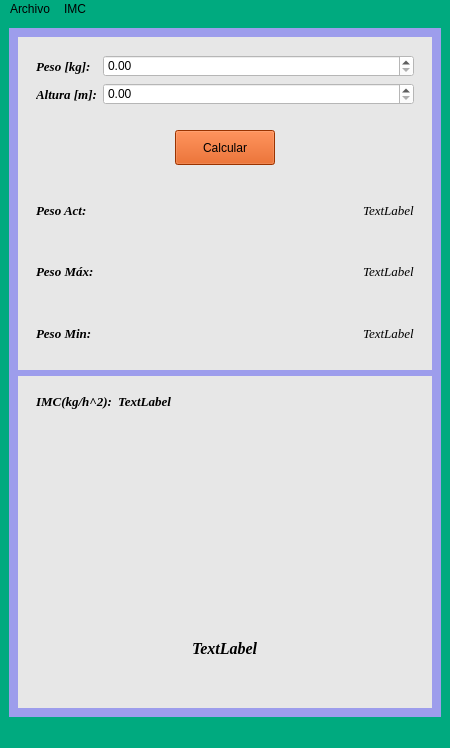
C-A-L-E-L/Exam_2P_IMC, file imc.ui: the form before one commit.
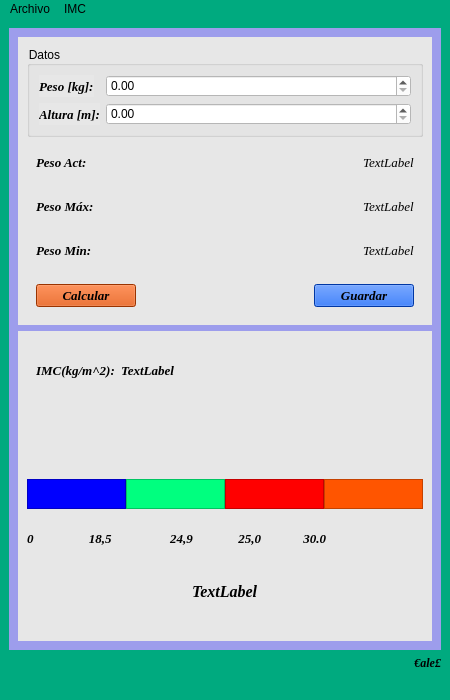
The form after the commit. Icons and pictures are not drawn.

```diff
--- a/imc.ui
+++ b/imc.ui
@@ -7,7 +7,7 @@
     <x>0</x>
     <y>0</y>
     <width>450</width>
-    <height>748</height>
+    <height>700</height>
    </rect>
   </property>
   <property name="minimumSize">
@@ -49,9 +49,9 @@
          </property>
          <layout class="QVBoxLayout" name="verticalLayout_3">
           <item>
-           <widget class="QWidget" name="widget_6" native="true">
-            <property name="styleSheet">
-             <string notr="true">background-color: rgb(231, 231, 231);</string>
+           <widget class="QGroupBox" name="groupBox">
+            <property name="title">
+             <string>Datos</string>
             </property>
             <layout class="QFormLayout" name="formLayout">
              <item row="0" column="0">
@@ -111,67 +111,6 @@
             </layout>
            </widget>
           </item>
-          <item>
-           <widget class="QWidget" name="widget_9" native="true">
-            <layout class="QHBoxLayout" name="horizontalLayout_3">
-             <item>
-              <spacer name="horizontalSpacer_3">
-               <property name="orientation">
-                <enum>Qt::Horizontal</enum>
-               </property>
-               <property name="sizeHint" stdset="0">
-                <size>
-                 <width>121</width>
-                 <height>20</height>
-                </size>
-               </property>
-              </spacer>
-             </item>
-             <item>
-              <widget class="QPushButton" name="btnCalcular">
-               <property name="sizePolicy">
-                <sizepolicy hsizetype="Minimum" vsizetype="Fixed">
-                 <horstretch>120</horstretch>
-                 <verstretch>20</verstretch>
-                </sizepolicy>
-               </property>
-               <property name="minimumSize">
-                <size>
-                 <width>20</width>
-                 <height>20</height>
-                </size>
-               </property>
-               <property name="maximumSize">
-                <size>
-                 <width>100</width>
-                 <height>35</height>
-                </size>
-               </property>
-               <property name="styleSheet">
-                <string notr="true">color: rgb(0, 0, 0);
-background-color: rgb(216, 72, 0);</string>
-               </property>
-               <property name="text">
-                <string>Calcular</string>
-               </property>
-              </widget>
-             </item>
-             <item>
-              <spacer name="horizontalSpacer_4">
-               <property name="orientation">
-                <enum>Qt::Horizontal</enum>
-               </property>
-               <property name="sizeHint" stdset="0">
-                <size>
-                 <width>121</width>
-                 <height>20</height>
-                </size>
-               </property>
-              </spacer>
-             </item>
-            </layout>
-           </widget>
-          </item>
           <item>
            <widget class="QWidget" name="widget_11" native="true">
             <layout class="QHBoxLayout" name="horizontalLayout_5">
@@ -349,6 +288,101 @@
             </layout>
            </widget>
           </item>
+          <item>
+           <widget class="QWidget" name="widget_9" native="true">
+            <layout class="QHBoxLayout" name="horizontalLayout_3">
+             <item>
+              <widget class="QPushButton" name="btnCalcular">
+               <property name="sizePolicy">
+                <sizepolicy hsizetype="Minimum" vsizetype="Fixed">
+                 <horstretch>120</horstretch>
+                 <verstretch>20</verstretch>
+                </sizepolicy>
+               </property>
+               <property name="minimumSize">
+                <size>
+                 <width>20</width>
+                 <height>20</height>
+                </size>
+               </property>
+               <property name="maximumSize">
+                <size>
+                 <width>100</width>
+                 <height>35</height>
+                </size>
+               </property>
+               <property name="font">
+                <font>
+                 <family>Times New Roman</family>
+                 <pointsize>10</pointsize>
+                 <weight>75</weight>
+                 <italic>true</italic>
+                 <bold>true</bold>
+                </font>
+               </property>
+               <property name="styleSheet">
+                <string notr="true">color: rgb(0, 0, 0);
+background-color: rgb(216, 72, 0);</string>
+               </property>
+               <property name="text">
+                <string>Calcular</string>
+               </property>
+              </widget>
+             </item>
+             <item>
+              <spacer name="horizontalSpacer_4">
+               <property name="orientation">
+                <enum>Qt::Horizontal</enum>
+               </property>
+               <property name="sizeHint" stdset="0">
+                <size>
+                 <width>145</width>
+                 <height>20</height>
+                </size>
+               </property>
+              </spacer>
+             </item>
+             <item>
+              <widget class="QPushButton" name="pushButton">
+               <property name="sizePolicy">
+                <sizepolicy hsizetype="Minimum" vsizetype="Fixed">
+                 <horstretch>120</horstretch>
+                 <verstretch>20</verstretch>
+                </sizepolicy>
+               </property>
+               <property name="minimumSize">
+                <size>
+                 <width>20</width>
+                 <height>20</height>
+                </size>
+               </property>
+               <property name="maximumSize">
+                <size>
+                 <width>100</width>
+                 <height>35</height>
+                </size>
+               </property>
+               <property name="font">
+                <font>
+                 <family>Times New Roman</family>
+                 <pointsize>10</pointsize>
+                 <weight>75</weight>
+                 <italic>true</italic>
+                 <bold>true</bold>
+                </font>
+               </property>
+               <property name="styleSheet">
+                <string notr="true">color: rgb(0, 0, 0);
+background-color: rgb(0, 77, 230);</string>
+               </property>
+               <property name="text">
+                <string>Guardar</string>
+               </property>
+              </widget>
+             </item>
+            </layout>
+           </widget>
+          </item>
          </layout>
         </widget>
        </item>
@@ -360,6 +394,12 @@
          <layout class="QVBoxLayout" name="verticalLayout_2">
           <item>
            <widget class="QWidget" name="widget_2" native="true">
+            <property name="maximumSize">
+             <size>
+              <width>16777215</width>
+              <height>40</height>
+             </size>
+            </property>
             <property name="styleSheet">
              <string notr="true">background-color: rgb(231, 231, 231);</string>
             </property>
@@ -379,7 +419,7 @@
                 <string notr="true">color: rgb(0, 0, 0);</string>
                </property>
                <property name="text">
-                <string>IMC(kg/h^2):</string>
+                <string>IMC(kg/m^2):</string>
                </property>
               </widget>
              </item>
@@ -406,10 +446,303 @@
            </widget>
           </item>
           <item>
-           <widget class="QWidget" name="widget_10" native="true"/>
+           <widget class="QWidget" name="widget_12" native="true">
+            <property name="maximumSize">
+             <size>
+              <width>16777215</width>
+              <height>45</height>
+             </size>
+            </property>
+            <layout class="QHBoxLayout" name="horizontalLayout_7">
+             <item>
+              <widget class="QLabel" name="outBajoF">
+               <property name="font">
+                <font>
+                 <family>Times New Roman</family>
+                 <pointsize>14</pointsize>
+                 <weight>75</weight>
+                 <bold>true</bold>
+                </font>
+               </property>
+               <property name="styleSheet">
+                <string notr="true">color: rgb(231, 231, 231);</string>
+               </property>
+               <property name="text">
+                <string>      ↓</string>
+               </property>
+              </widget>
+             </item>
+             <item>
+              <spacer name="horizontalSpacer_3">
+               <property name="orientation">
+                <enum>Qt::Horizontal</enum>
+               </property>
+               <property name="sizeHint" stdset="0">
+                <size>
+                 <width>29</width>
+                 <height>20</height>
+                </size>
+               </property>
+              </spacer>
+             </item>
+             <item>
+              <widget class="QLabel" name="outBienF">
+               <property name="font">
+                <font>
+                 <family>Times New Roman</family>
+                 <pointsize>14</pointsize>
+                 <weight>75</weight>
+                 <bold>true</bold>
+                </font>
+               </property>
+               <property name="styleSheet">
+                <string notr="true">color: rgb(231, 231, 231);</string>
+               </property>
+               <property name="text">
+                <string>     ↓</string>
+               </property>
+              </widget>
+             </item>
+             <item>
+              <spacer name="horizontalSpacer_8">
+               <property name="orientation">
+                <enum>Qt::Horizontal</enum>
+               </property>
+               <property name="sizeHint" stdset="0">
+                <size>
+                 <width>30</width>
+                 <height>20</height>
+                </size>
+               </property>
+              </spacer>
+             </item>
+             <item>
+              <widget class="QLabel" name="outSobreF">
+               <property name="font">
+                <font>
+                 <family>Times New Roman</family>
+                 <pointsize>14</pointsize>
+                 <weight>75</weight>
+                 <bold>true</bold>
+                </font>
+               </property>
+               <property name="styleSheet">
+                <string notr="true">color: rgb(231, 231, 231);</string>
+               </property>
+               <property name="text">
+                <string>     ↓    </string>
+               </property>
+              </widget>
+             </item>
+             <item>
+              <spacer name="horizontalSpacer_9">
+               <property name="orientation">
+                <enum>Qt::Horizontal</enum>
+               </property>
+               <property name="sizeHint" stdset="0">
+                <size>
+                 <width>29</width>
+                 <height>20</height>
+                </size>
+               </property>
+              </spacer>
+             </item>
+             <item>
+              <widget class="QLabel" name="outObesoF">
+               <property name="font">
+                <font>
+                 <family>Times New Roman</family>
+                 <pointsize>14</pointsize>
+                 <weight>75</weight>
+                 <bold>true</bold>
+                </font>
+               </property>
+               <property name="styleSheet">
+                <string notr="true">color: rgb(231, 231, 231);</string>
+               </property>
+               <property name="text">
+                <string>   ↓</string>
+               </property>
+              </widget>
+             </item>
+             <item>
+              <spacer name="horizontalSpacer_10">
+               <property name="orientation">
+                <enum>Qt::Horizontal</enum>
+               </property>
+               <property name="sizeHint" stdset="0">
+                <size>
+                 <width>40</width>
+                 <height>20</height>
+                </size>
+               </property>
+              </spacer>
+             </item>
+            </layout>
+           </widget>
+          </item>
+          <item>
+           <widget class="QWidget" name="widget_10" native="true">
+            <property name="sizePolicy">
+             <sizepolicy hsizetype="Preferred" vsizetype="Preferred">
+              <horstretch>0</horstretch>
+              <verstretch>0</verstretch>
+             </sizepolicy>
+            </property>
+            <property name="minimumSize">
+             <size>
+              <width>0</width>
+              <height>25</height>
+             </size>
+            </property>
+            <property name="maximumSize">
+             <size>
+              <width>16777215</width>
+              <height>30</height>
+             </size>
+            </property>
+            <property name="styleSheet">
+             <string notr="true">background-color: rgb(0, 0, 0);</string>
+            </property>
+            <layout class="QHBoxLayout" name="horizontalLayout_6">
+             <property name="spacing">
+              <number>0</number>
+             </property>
+             <property name="leftMargin">
+              <number>0</number>
+             </property>
+             <property name="topMargin">
+              <number>0</number>
+             </property>
+             <property name="rightMargin">
+              <number>0</number>
+             </property>
+             <property name="bottomMargin">
+              <number>0</number>
+             </property>
+             <item>
+              <widget class="QPlainTextEdit" name="outBajo">
+               <property name="styleSheet">
+                <string notr="true">background-color: rgb(0, 0, 255);</string>
+               </property>
+               <property name="readOnly">
+                <bool>true</bool>
+               </property>
+              </widget>
+             </item>
+             <item>
+              <widget class="QPlainTextEdit" name="outBien">
+               <property name="styleSheet">
+                <string notr="true">background-color: rgb(0, 255, 127);
+</string>
+               </property>
+               <property name="readOnly">
+                <bool>true</bool>
+               </property>
+              </widget>
+             </item>
+             <item>
+              <widget class="QPlainTextEdit" name="outSobre">
+               <property name="styleSheet">
+                <string notr="true">background-color: rgb(255, 0, 0);</string>
+               </property>
+               <property name="readOnly">
+                <bool>true</bool>
+               </property>
+              </widget>
+             </item>
+             <item>
+              <widget class="QPlainTextEdit" name="outObeso">
+               <property name="styleSheet">
+                <string notr="true">background-color: rgb(255, 85, 0);
+</string>
+               </property>
+               <property name="readOnly">
+                <bool>true</bool>
+               </property>
+              </widget>
+             </item>
+            </layout>
+           </widget>
+          </item>
+          <item>
+           <widget class="QWidget" name="widget_6" native="true">
+            <property name="minimumSize">
+             <size>
+              <width>0</width>
+              <height>20</height>
+             </size>
+            </property>
+            <property name="maximumSize">
+             <size>
+              <width>16777215</width>
+              <height>20</height>
+             </size>
+            </property>
+            <layout class="QVBoxLayout" name="verticalLayout_4">
+             <property name="spacing">
+              <number>0</number>
+             </property>
+             <property name="leftMargin">
+              <number>0</number>
+             </property>
+             <property name="topMargin">
+              <number>0</number>
+             </property>
+             <property name="rightMargin">
+              <number>0</number>
+             </property>
+             <property name="bottomMargin">
+              <number>0</number>
+             </property>
+             <item>
+              <widget class="QLabel" name="label_8">
+               <property name="sizePolicy">
+                <sizepolicy hsizetype="Preferred" vsizetype="Preferred">
+                 <horstretch>0</horstretch>
+                 <verstretch>10</verstretch>
+                </sizepolicy>
+               </property>
+               <property name="minimumSize">
+                <size>
+                 <width>0</width>
+                 <height>10</height>
+                </size>
+               </property>
+               <property name="maximumSize">
+                <size>
+                 <width>16777215</width>
+                 <height>15</height>
+                </size>
+               </property>
+               <property name="font">
+                <font>
+                 <family>Times New Roman</family>
+                 <pointsize>10</pointsize>
+                 <weight>75</weight>
+                 <italic>true</italic>
+                 <bold>true</bold>
+                </font>
+               </property>
+               <property name="text">
+                <string>0                 18,5                  24,9              25,0             30.0</string>
+               </property>
+               <property name="alignment">
+                <set>Qt::AlignLeading|Qt::AlignLeft|Qt::AlignTop</set>
+               </property>
+              </widget>
+             </item>
+            </layout>
+           </widget>
           </item>
           <item>
            <widget class="QWidget" name="widget" native="true">
+            <property name="maximumSize">
+             <size>
+              <width>16777215</width>
+              <height>45</height>
+             </size>
+            </property>
             <property name="styleSheet">
              <string notr="true"/>
             </property>
@@ -468,6 +801,31 @@
       </layout>
      </widget>
     </item>
+    <item>
+     <widget class="QLabel" name="label_7">
+      <property name="maximumSize">
+       <size>
+        <width>1000</width>
+        <height>13</height>
+       </size>
+      </property>
+      <property name="font">
+       <font>
+        <family>Times New Roman</family>
+        <pointsize>9</pointsize>
+        <weight>75</weight>
+        <italic>true</italic>
+        <bold>true</bold>
+       </font>
+      </property>
+      <property name="text">
+       <string>€ale£</string>
+      </property>
+      <property name="alignment">
+       <set>Qt::AlignRight|Qt::AlignTrailing|Qt::AlignVCenter</set>
+      </property>
+     </widget>
+    </item>
    </layout>
   </widget>
   <widget class="QMenuBar" name="menubar">
```
Left out of the diff: 20 changed lines with no effect on the pictures.
